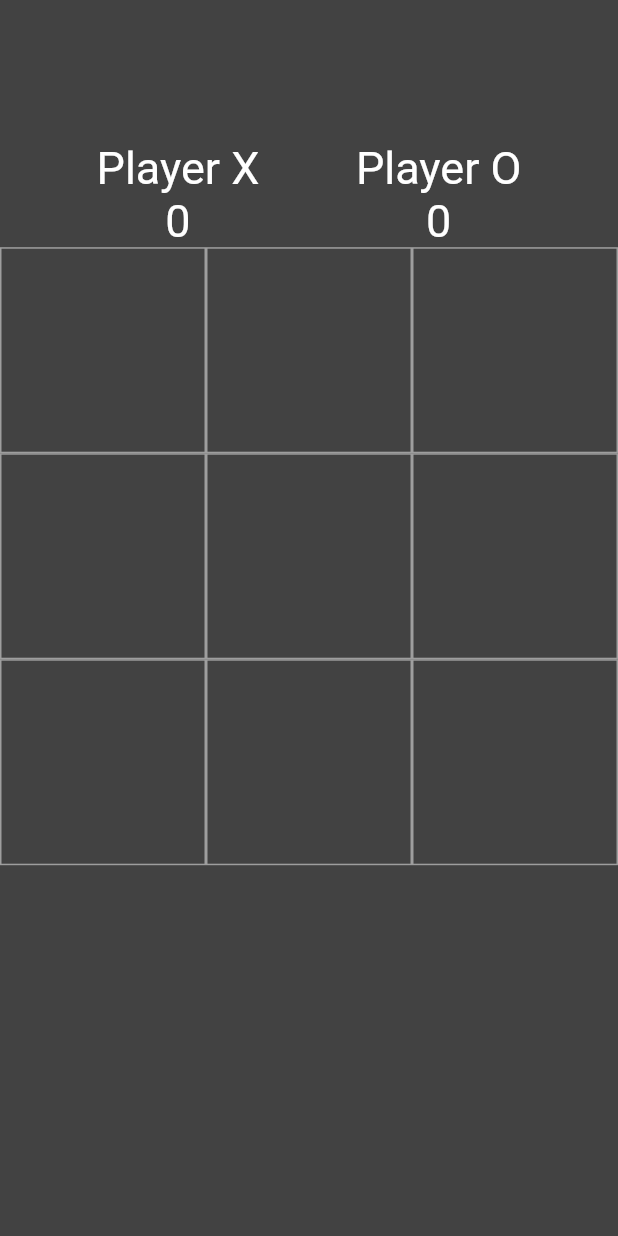
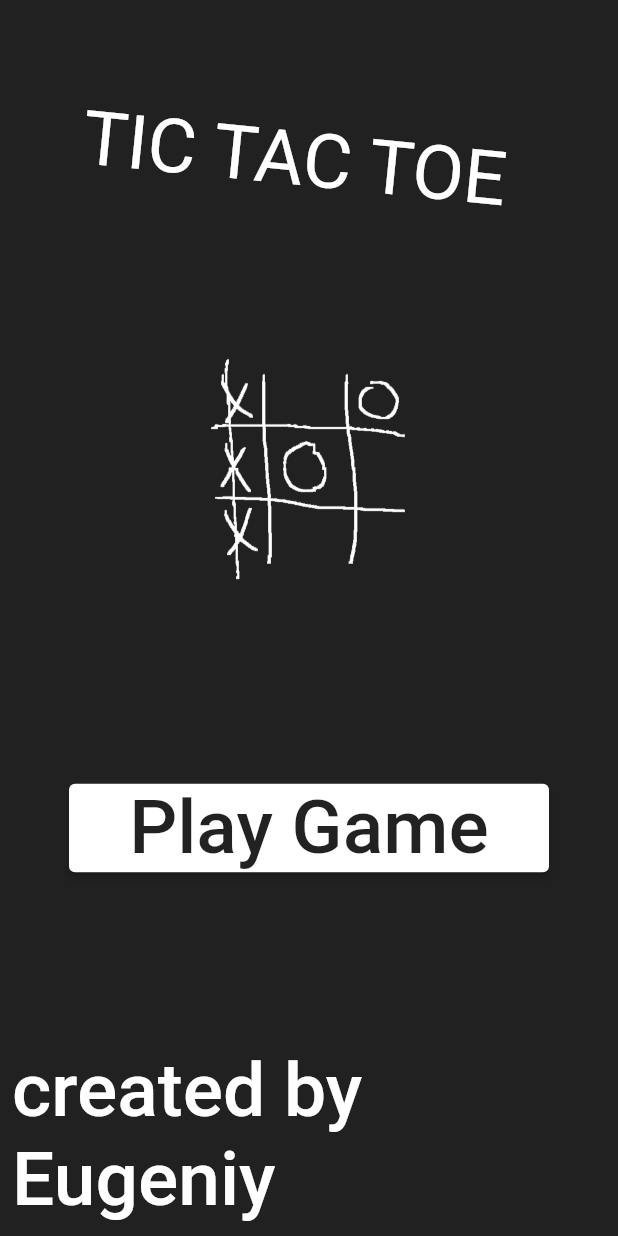
Before and after one commit to EugeniusStrong/tic_tac, a Flutter app: the screen it shows after launch, on a phone screen of 412 x 824 dp. Run offline on Flutter 3.47's test engine with Material 2 defaults, Android fonts, the phone set to English and light mode, and no system bars; drawn by our look-alikes of avatar_glow; our stand-ins replace auto_size_text, google_fonts; Roboto replaces fonts that are missing (Schoolbell).

```diff
--- a/lib/main.dart
+++ b/lib/main.dart
@@ -1,4 +1,8 @@
+import 'package:avatar_glow/avatar_glow.dart';
 import 'package:flutter/material.dart';
+import 'package:google_fonts/google_fonts.dart';
+import 'about.dart';
+import 'game_screen.dart';
 
 void main() => runApp(const MyApp());
 
@@ -8,228 +12,118 @@ class MyApp extends StatelessWidget {
   @override
   Widget build(BuildContext context) {
     return const MaterialApp(
-      home: HomePage(),
+      home: StartScreen(),
     );
   }
 }
 
-class HomePage extends StatefulWidget {
-  const HomePage({super.key});
+class StartScreen extends StatefulWidget {
+  const StartScreen({super.key});
 
   @override
-  State<HomePage> createState() => _HomePageState();
+  State<StartScreen> createState() => _StartScreenState();
 }
 
-class _HomePageState extends State<HomePage> {
-  bool _onSwitch = true;
-  bool _win = false;
-  List<String> gameBoard = [
-    '',
-    '',
-    '',
-    '',
-    '',
-    '',
-    '',
-    '',
-    '',
-  ];
-  int _scoreX = 0;
-  int _scoreO = 0;
-  int _containerFillingLimit = 0;
+class _StartScreenState extends State<StartScreen> {
+  static var startScreenWhiteFontStyle = GoogleFonts.schoolbell(
+    textStyle: const TextStyle(
+      color: Colors.white,
+      fontSize: 50,
+    ),
+  );
+  static var startScreenBlackFontStyle = GoogleFonts.schoolbell(
+    textStyle: const TextStyle(
+      color: Colors.black87,
+      fontSize: 50,
+    ),
+  );
 
   @override
   Widget build(BuildContext context) {
     return Scaffold(
-      backgroundColor: Colors.grey[800],
+      backgroundColor: Colors.grey[900],
       body: Column(
         children: [
           Expanded(
-            child: Row(
-              mainAxisAlignment: MainAxisAlignment.spaceEvenly,
-              children: [
-                Column(
-                  mainAxisAlignment: MainAxisAlignment.end,
-                  children: [
-                    const Text(
-                      'Player X',
-                      style: TextStyle(color: Colors.white, fontSize: 30),
-                    ),
-                    Text(
-                      _scoreX.toString(),
-                      style: const TextStyle(color: Colors.white, fontSize: 30),
-                    ),
-                  ],
-                ),
-                Column(
-                  mainAxisAlignment: MainAxisAlignment.end,
-                  children: [
-                    const Text(
-                      'Player O',
-                      style: TextStyle(color: Colors.white, fontSize: 30),
-                    ),
-                    Text(
-                      _scoreO.toString(),
-                      style: const TextStyle(color: Colors.white, fontSize: 30),
-                    ),
-                  ],
-                ),
-              ],
+            child: Container(
+              color: Colors.grey[900],
+              alignment: Alignment.center,
+              transform: Matrix4.rotationZ(0.1),
+              child: Text(
+                'TIC TAC TOE',
+                style: startScreenWhiteFontStyle,
+              ),
             ),
           ),
           Expanded(
-            flex: 3,
-            child: GridView.builder(
-              itemCount: 9,
-              gridDelegate: const SliverGridDelegateWithFixedCrossAxisCount(
-                  crossAxisCount: 3),
-              itemBuilder: (BuildContext context, int index) {
-                return GestureDetector(
-                  onTap: () {
-                    _tapped(index);
-                  },
-                  child: Container(
-                    decoration: BoxDecoration(
-                        border: Border.all(
-                      color: Colors.grey,
-                    )),
-                    child: Center(
-                      child: Text(
-                        gameBoard[index],
-                        style:
-                            const TextStyle(color: Colors.white, fontSize: 40),
-                      ),
+            flex: 2,
+            child: Container(
+              alignment: Alignment.topCenter,
+              child: AvatarGlow(
+                endRadius: 140,
+                duration: const Duration(seconds: 2),
+                glowColor: Colors.white,
+                repeat: true,
+                repeatPauseDuration: const Duration(seconds: 1),
+                child: Container(
+                  decoration: BoxDecoration(
+                      border: Border.all(style: BorderStyle.none),
+                      shape: BoxShape.circle),
+                  child: CircleAvatar(
+                    backgroundColor: Colors.grey[900],
+                    radius: 100.0,
+                    child: Image.asset(
+                      'assets/images/ttt.png',
+                      color: Colors.white,
+                      fit: BoxFit.scaleDown,
                     ),
                   ),
-                );
-              },
+                ),
+              ),
             ),
           ),
           Expanded(
-            child: Container(
-              color: Colors.grey[800],
+            child: Padding(
+              padding: const EdgeInsets.only(top: 5),
+              child: Container(
+                alignment: Alignment.topCenter,
+                child: ElevatedButton(
+                  style: const ButtonStyle(
+                    backgroundColor:
+                        MaterialStatePropertyAll<Color>(Colors.white),
+                    minimumSize: MaterialStatePropertyAll<Size>(
+                      Size(320, 48),
+                    ),
+                  ),
+                  onPressed: () {
+                    Navigator.push(
+                        context,
+                        MaterialPageRoute(
+                            builder: (context) => const GameScreen()));
+                  },
+                  child: Text(
+                    'Play Game',
+                    style: startScreenBlackFontStyle,
+                  ),
+                ),
+              ),
+            ),
+          ),
+          Container(
+            alignment: Alignment.center,
+            child: TextButton(
+              onPressed: () {
+                Navigator.push(context,
+                    MaterialPageRoute(builder: (context) => const AboutMe()));
+              },
+              child: Text(
+                'created by Eugeniy',
+                style: startScreenWhiteFontStyle,
+              ),
             ),
           ),
         ],
       ),
     );
   }
-
-  void _tapped(int index) {
-    setState(() {
-      if (gameBoard[index] == '') {
-        if (_onSwitch) {
-          gameBoard[index] = 'x';
-          _containerFillingLimit += 1;
-        } else {
-          gameBoard[index] = 'o';
-          _containerFillingLimit += 1;
-        }
-        _onSwitch = !_onSwitch;
-        _checkWinner();
-      }
-    });
-  }
-
-  void _checkWinner() {
-    if (gameBoard[0] == gameBoard[1] &&
-        gameBoard[0] == gameBoard[2] &&
-        gameBoard[0] != '') {
-      _showWinDialog(gameBoard[0]);
-    }
-    if (gameBoard[3] == gameBoard[4] &&
-        gameBoard[3] == gameBoard[5] &&
-        gameBoard[3] != '') {
-      _showWinDialog(gameBoard[3]);
-    }
-    if (gameBoard[6] == gameBoard[7] &&
-        gameBoard[6] == gameBoard[8] &&
-        gameBoard[6] != '') {
-      _showWinDialog(gameBoard[6]);
-    }
-    if (gameBoard[0] == gameBoard[3] &&
-        gameBoard[0] == gameBoard[6] &&
-        gameBoard[0] != '') {
-      _showWinDialog(gameBoard[0]);
-    }
-    if (gameBoard[1] == gameBoard[4] &&
-        gameBoard[1] == gameBoard[7] &&
-        gameBoard[1] != '') {
-      _showWinDialog(gameBoard[1]);
-    }
-    if (gameBoard[2] == gameBoard[5] &&
-        gameBoard[2] == gameBoard[8] &&
-        gameBoard[2] != '') {
-      _showWinDialog(gameBoard[2]);
-    }
-    if (gameBoard[6] == gameBoard[4] &&
-        gameBoard[6] == gameBoard[2] &&
-        gameBoard[6] != '') {
-      _showWinDialog(gameBoard[6]);
-    }
-    if (gameBoard[0] == gameBoard[4] &&
-        gameBoard[0] == gameBoard[8] &&
-        gameBoard[0] != '') {
-      _showWinDialog(gameBoard[0]);
-      _win = true;
-    } else if (_containerFillingLimit == 9) {
-      _showDrawDialog();
-    }
-  }
-
-  void _showWinDialog(String win) {
-    showDialog(
-      barrierDismissible: false,
-      context: context,
-      builder: (BuildContext context) {
-        return AlertDialog(
-          title: Text('${win.toUpperCase()} is WINNER!'),
-          actions: [
-            ElevatedButton(
-              onPressed: () {
-                _clearBoard();
-                Navigator.of(context).pop();
-              },
-              child: const Text('RESTART'),
-            ),
-          ],
-        );
-      },
-    );
-    if (win == 'x') {
-      _scoreX += 1;
-    } else if (win == 'o') {
-      _scoreO += 1;
-    }
-  }
-
-  void _showDrawDialog() {
-    showDialog(
-      barrierDismissible: false,
-      context: context,
-      builder: (BuildContext context) {
-        return AlertDialog(
-          title: const Text('DRAW'),
-          actions: [
-            ElevatedButton(
-              onPressed: () {
-                _clearBoard();
-                Navigator.of(context).pop();
-              },
-              child: const Text('RESTART'),
-            ),
-          ],
-        );
-      },
-    );
-  }
-
-  void _clearBoard() {
-    setState(() {
-      for (int i = 0; i < gameBoard.length; i++) {
-        gameBoard[i] = '';
-      }
-    });
-    _containerFillingLimit = 0;
-  }
 }
```
Also changed, not shown: lib/about.dart (added, +60 -0 lines), lib/game_screen.dart (added, +238 -0 lines), pubspec.yaml (+6 -1 lines), assets/images/me.jpg (added), assets/images/ttt.png (added), pubspec.lock, 1 other file.
